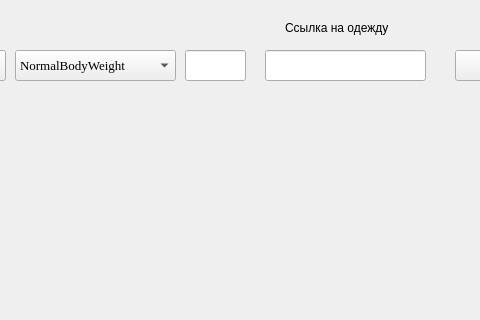
Above: mainform.ui from rutraq/wearByWeatherFirebase before the change; both pictures show x 435 to 915 and y 0 to 320 of the 1301 by 410 pixel window. Below: the same form after it.
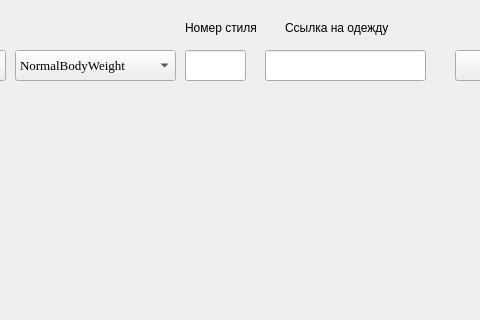
That is the form after the change.

Commit message: add wear to fire store

What changed in the file:
```diff
--- a/mainform.ui
+++ b/mainform.ui
@@ -212,6 +212,19 @@
      </font>
     </property>
    </widget>
+   <widget class="QLabel" name="label_2">
+    <property name="geometry">
+     <rect>
+      <x>620</x>
+      <y>20</y>
+      <width>111</width>
+      <height>16</height>
+     </rect>
+    </property>
+    <property name="text">
+     <string>Номер стиля</string>
+    </property>
+   </widget>
   </widget>
  </widget>
  <resources/>
```
The commit also changes 2 other files.
